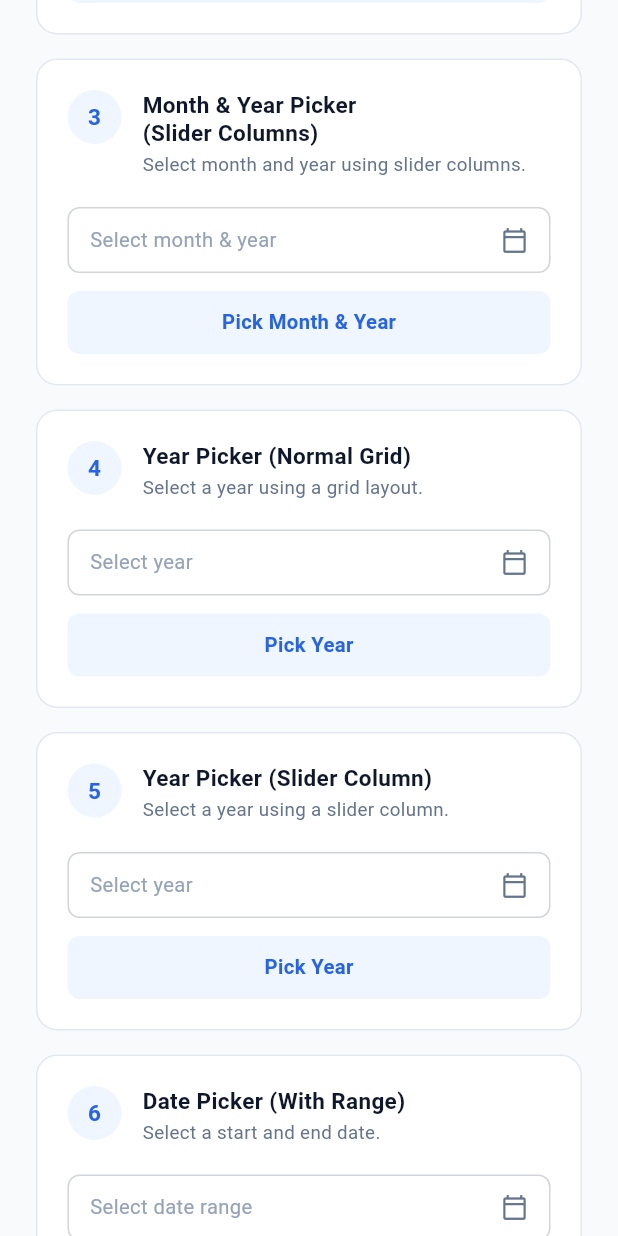
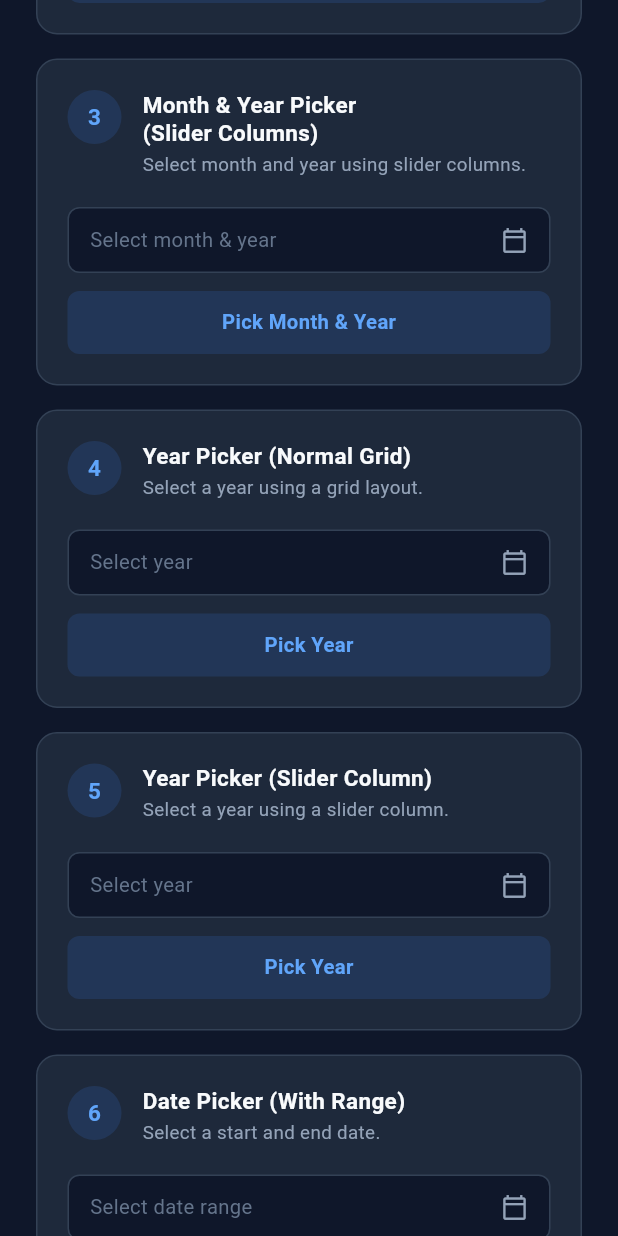
Before and after one commit to tegarnugroho/datepickr, a Flutter app: the screen it shows after launch, scrolled down 576 dp, on a phone screen of 412 x 824 dp. Run offline on Flutter 3.47's test engine with Material 3 defaults, Android fonts, the phone set to English and light mode, and no system bars.

Commit message:
feat: Add README and VS Code configuration for extension discovery; update example app theme and UI elements

```diff
--- a/example/lib/main.dart
+++ b/example/lib/main.dart
@@ -13,13 +13,27 @@ class ExampleApp extends StatelessWidget {
     return MaterialApp(
       title: 'DatePickr Example',
       debugShowCheckedModeBanner: false,
+      themeMode: ThemeMode.dark,
+      darkTheme: ThemeData(
+        useMaterial3: true,
+        brightness: Brightness.dark,
+        scaffoldBackgroundColor: const Color(0xFF0F172A),
+        colorScheme: ColorScheme.fromSeed(
+          seedColor: const Color(0xFF3B82F6),
+          brightness: Brightness.dark,
+          primary: const Color(0xFF3B82F6),
+          surface: const Color(0xFF1E293B),
+        ),
+      ),
       theme: ThemeData(
         useMaterial3: true,
-        scaffoldBackgroundColor: const Color(0xFFF8FAFC),
+        brightness: Brightness.dark,
+        scaffoldBackgroundColor: const Color(0xFF0F172A),
         colorScheme: ColorScheme.fromSeed(
-          seedColor: const Color(0xFF2563EB),
-          primary: const Color(0xFF2563EB),
-          surface: Colors.white,
+          seedColor: const Color(0xFF3B82F6),
+          brightness: Brightness.dark,
+          primary: const Color(0xFF3B82F6),
+          surface: const Color(0xFF1E293B),
         ),
       ),
       home: const HomeScreen(),
@@ -81,7 +95,7 @@ class _HomeScreenState extends State<HomeScreen> {
   @override
   Widget build(BuildContext context) {
     return Scaffold(
-      backgroundColor: const Color(0xFFF8FAFC),
+      backgroundColor: const Color(0xFF0F172A),
       body: SafeArea(
         child: ListView(
           padding: const EdgeInsets.symmetric(horizontal: 24.0, vertical: 20.0),
@@ -90,7 +104,7 @@ class _HomeScreenState extends State<HomeScreen> {
             const Text(
               'PICKER EXAMPLES',
               style: TextStyle(
-                color: Color(0xFF2563EB),
+                color: Color(0xFF60A5FA),
                 fontSize: 12.0,
                 fontWeight: FontWeight.w700,
                 letterSpacing: 1.2,
@@ -100,7 +114,7 @@ class _HomeScreenState extends State<HomeScreen> {
             const Text(
               'Date Picker Examples',
               style: TextStyle(
-                color: Color(0xFF0F172A),
+                color: Color(0xFFF8FAFC),
                 fontSize: 26.0,
                 fontWeight: FontWeight.w800,
                 letterSpacing: -0.5,
@@ -110,7 +124,7 @@ class _HomeScreenState extends State<HomeScreen> {
             const Text(
               'Basic examples of date pickers with different configurations.',
               style: TextStyle(
-                color: Color(0xFF64748B),
+                color: Color(0xFF94A3B8),
                 fontSize: 14.0,
               ),
             ),
@@ -307,9 +321,9 @@ class _HomeScreenState extends State<HomeScreen> {
     return Container(
       width: width,
       decoration: BoxDecoration(
-        color: Colors.white,
+        color: const Color(0xFF1E293B),
         borderRadius: BorderRadius.circular(14.0),
-        border: Border.all(color: const Color(0xFFE2E8F0)),
+        border: Border.all(color: const Color(0xFF334155)),
       ),
       padding: const EdgeInsets.all(20.0),
       child: Column(
@@ -323,14 +337,14 @@ class _HomeScreenState extends State<HomeScreen> {
                 width: 36.0,
                 height: 36.0,
                 decoration: const BoxDecoration(
-                  color: Color(0xFFEFF6FF),
+                  color: Color(0x263B82F6),
                   shape: BoxShape.circle,
                 ),
                 alignment: Alignment.center,
                 child: Text(
                   number,
                   style: const TextStyle(
-                    color: Color(0xFF2563EB),
+                    color: Color(0xFF60A5FA),
                     fontWeight: FontWeight.w700,
                     fontSize: 15.0,
                   ),
@@ -346,7 +360,7 @@ class _HomeScreenState extends State<HomeScreen> {
                       style: const TextStyle(
                         fontSize: 15.0,
                         fontWeight: FontWeight.w700,
-                        color: Color(0xFF0F172A),
+                        color: Color(0xFFF8FAFC),
                         height: 1.25,
                       ),
                     ),
@@ -355,7 +369,7 @@ class _HomeScreenState extends State<HomeScreen> {
                       description,
                       style: const TextStyle(
                         fontSize: 12.5,
-                        color: Color(0xFF64748B),
+                        color: Color(0xFF94A3B8),
                         height: 1.3,
                       ),
                     ),
@@ -385,9 +399,9 @@ class _HomeScreenState extends State<HomeScreen> {
             height: 44.0,
             padding: const EdgeInsets.symmetric(horizontal: 14.0),
             decoration: BoxDecoration(
-              color: Colors.white,
+              color: const Color(0xFF0F172A),
               borderRadius: BorderRadius.circular(8.0),
-              border: Border.all(color: const Color(0xFFD1D5DB)),
+              border: Border.all(color: const Color(0xFF334155)),
             ),
             child: Row(
               children: [
@@ -397,8 +411,8 @@ class _HomeScreenState extends State<HomeScreen> {
                     style: TextStyle(
                       fontSize: 13.5,
                       color: selectedText != null
-                          ? const Color(0xFF0F172A)
-                          : const Color(0xFF94A3B8),
+                          ? const Color(0xFFF8FAFC)
+                          : const Color(0xFF64748B),
                       fontWeight: selectedText != null
                           ? FontWeight.w500
                           : FontWeight.w400,
@@ -410,25 +424,25 @@ class _HomeScreenState extends State<HomeScreen> {
                 const Icon(
                   Icons.calendar_today_outlined,
                   size: 18.0,
-                  color: Color(0xFF64748B),
+                  color: Color(0xFF94A3B8),
                 ),
               ],
             ),
           ),
           const SizedBox(height: 12.0),
-          // Action Button with soft light blue background
+          // Action Button with subtle dark blue accent background
           Container(
             width: double.infinity,
             height: 42.0,
             decoration: BoxDecoration(
-              color: const Color(0xFFEFF6FF),
+              color: const Color(0x263B82F6),
               borderRadius: BorderRadius.circular(8.0),
             ),
             alignment: Alignment.center,
             child: Text(
               buttonLabel,
               style: const TextStyle(
-                color: Color(0xFF2563EB),
+                color: Color(0xFF60A5FA),
                 fontSize: 13.5,
                 fontWeight: FontWeight.w600,
               ),
```
